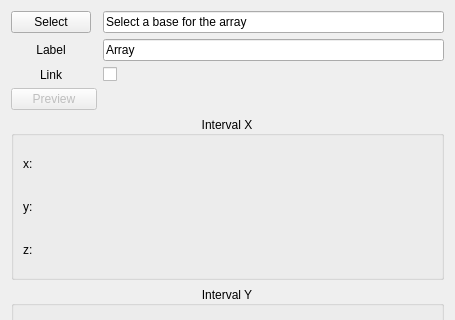
Before: the Qt Designer form OrthogonalArrayTest.ui in Alonso-JAMM/OrthogonalArrayTest, drawn with Qt 5; both pictures show x 0 to 455 and y 0 to 320 of the 455 by 800 pixel window.
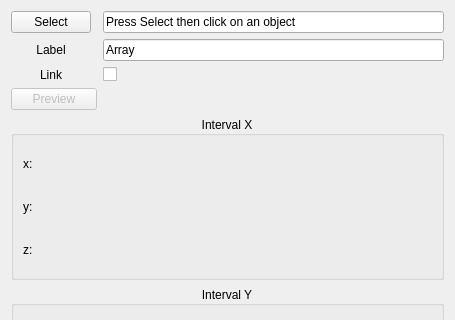
After: the same form once the commit is applied. Custom widgets are drawn as their Qt base class.

Commit message: Added tooltips to widgets

Diff of the .ui file:
```diff
--- a/OrthogonalArrayTest.ui
+++ b/OrthogonalArrayTest.ui
@@ -152,7 +152,7 @@
    <item row="0" column="2">
     <widget class="QLineEdit" name="baseName">
      <property name="text">
-      <string>Select a base for the array</string>
+      <string>Press Select then click on an object</string>
      </property>
     </widget>
    </item>
```
Left out of the diff: 51 changed lines with no effect on the pictures.
